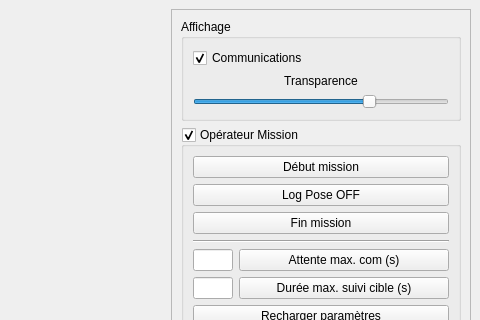
This is scripts/main_window.ui in chgrand/ismac as Qt 5 draws it before an edit; both pictures show x 512 to 992 and y 0 to 320 of the 992 by 885 pixel window. The edited form follows.
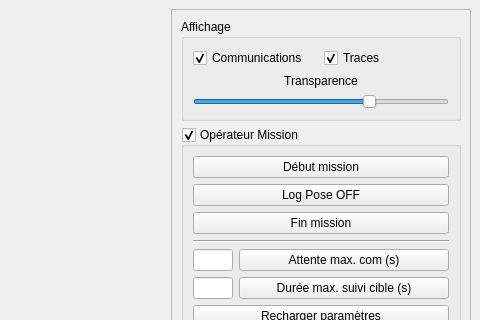
This is the edited form. Custom widgets are drawn as their Qt base class.

```diff
--- a/scripts/main_window.ui
+++ b/scripts/main_window.ui
@@ -59,6 +59,8 @@
          </property>
          <layout class="QVBoxLayout" name="verticalLayout_4">
           <item>
+           <layout class="QHBoxLayout" name="horizontalLayout_11">
+            <item>
            <widget class="QCheckBox" name="comCheckBox">
             <property name="enabled">
              <bool>true</bool>
@@ -75,6 +77,18 @@
            </widget>
           </item>
           <item>
+             <widget class="QCheckBox" name="trailCheckBox">
+              <property name="text">
+               <string>Traces</string>
+              </property>
+              <property name="checked">
+               <bool>true</bool>
+              </property>
+             </widget>
+            </item>
+           </layout>
+          </item>
+          <item>
            <widget class="QLabel" name="label">
             <property name="enabled">
              <bool>true</bool>
```
Left out of the diff: 8 changed lines with no effect on the pictures. Lines whose indentation alone changed are shown as unchanged.
